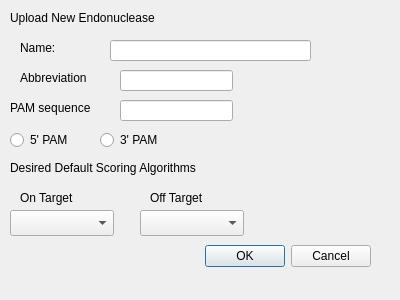
bdoze90/CASPERapp, file newendonuclease.ui: the form before one commit.
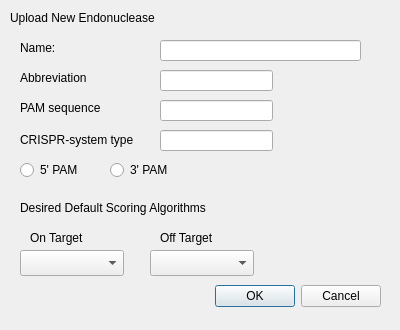
The form after the commit.

Commit message: added section to include CRISPR System Type

Diff of the .ui file:
```diff
--- a/newendonuclease.ui
+++ b/newendonuclease.ui
@@ -7,7 +7,7 @@
     <x>0</x>
     <y>0</y>
     <width>400</width>
-    <height>300</height>
+    <height>330</height>
    </rect>
   </property>
   <property name="windowTitle">
@@ -16,8 +16,8 @@
   <widget class="QDialogButtonBox" name="buttonBox">
    <property name="geometry">
     <rect>
-     <x>30</x>
-     <y>240</y>
+     <x>40</x>
+     <y>280</y>
      <width>341</width>
      <height>32</height>
     </rect>
@@ -45,7 +45,7 @@
   <widget class="QLineEdit" name="lineEdit">
    <property name="geometry">
     <rect>
-     <x>110</x>
+     <x>160</x>
      <y>40</y>
      <width>201</width>
      <height>21</height>
@@ -81,7 +81,7 @@
   <widget class="QLineEdit" name="lineEdit_2">
    <property name="geometry">
     <rect>
-     <x>120</x>
+     <x>160</x>
      <y>70</y>
      <width>113</width>
      <height>21</height>
@@ -91,7 +91,7 @@
   <widget class="QLineEdit" name="lineEdit_3">
    <property name="geometry">
     <rect>
-     <x>120</x>
+     <x>160</x>
      <y>100</y>
      <width>113</width>
      <height>21</height>
@@ -101,7 +101,7 @@
   <widget class="QLabel" name="label_4">
    <property name="geometry">
     <rect>
-     <x>10</x>
+     <x>20</x>
      <y>100</y>
      <width>111</width>
      <height>16</height>
@@ -114,8 +114,8 @@
   <widget class="QRadioButton" name="radioButton">
    <property name="geometry">
     <rect>
-     <x>10</x>
-     <y>130</y>
+     <x>20</x>
+     <y>160</y>
      <width>100</width>
      <height>20</height>
     </rect>
@@ -127,8 +127,8 @@
   <widget class="QRadioButton" name="radioButton_2">
    <property name="geometry">
     <rect>
-     <x>100</x>
-     <y>130</y>
+     <x>110</x>
+     <y>160</y>
      <width>100</width>
      <height>20</height>
     </rect>
@@ -140,8 +140,8 @@
   <widget class="QLabel" name="label_5">
    <property name="geometry">
     <rect>
-     <x>10</x>
-     <y>160</y>
+     <x>20</x>
+     <y>200</y>
      <width>261</width>
      <height>16</height>
     </rect>
@@ -153,8 +153,8 @@
   <widget class="QComboBox" name="comboBox">
    <property name="geometry">
     <rect>
-     <x>10</x>
-     <y>210</y>
+     <x>20</x>
+     <y>250</y>
      <width>104</width>
      <height>26</height>
     </rect>
@@ -163,8 +163,8 @@
   <widget class="QComboBox" name="comboBox_2">
    <property name="geometry">
     <rect>
-     <x>140</x>
-     <y>210</y>
+     <x>150</x>
+     <y>250</y>
      <width>104</width>
      <height>26</height>
     </rect>
@@ -173,8 +173,8 @@
   <widget class="QLabel" name="label_6">
    <property name="geometry">
     <rect>
-     <x>20</x>
-     <y>190</y>
+     <x>30</x>
+     <y>230</y>
      <width>81</width>
      <height>16</height>
     </rect>
@@ -186,8 +186,8 @@
   <widget class="QLabel" name="label_7">
    <property name="geometry">
     <rect>
-     <x>150</x>
-     <y>190</y>
+     <x>160</x>
+     <y>230</y>
      <width>81</width>
      <height>16</height>
     </rect>
@@ -196,6 +196,29 @@
     <string>Off Target</string>
    </property>
   </widget>
+  <widget class="QLabel" name="label_8">
+   <property name="geometry">
+    <rect>
+     <x>20</x>
+     <y>130</y>
+     <width>131</width>
+     <height>20</height>
+    </rect>
+   </property>
+   <property name="text">
+    <string>CRISPR-system type</string>
+   </property>
+  </widget>
+  <widget class="QLineEdit" name="lineEdit_4">
+   <property name="geometry">
+    <rect>
+     <x>160</x>
+     <y>130</y>
+     <width>113</width>
+     <height>21</height>
+    </rect>
+   </property>
+  </widget>
  </widget>
  <resources/>
  <connections>
```
The commit also changes 1 other file.
